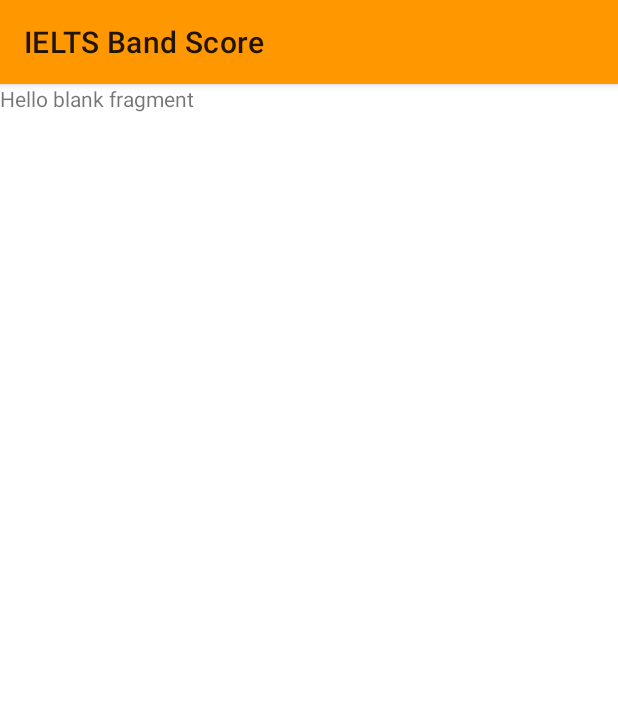
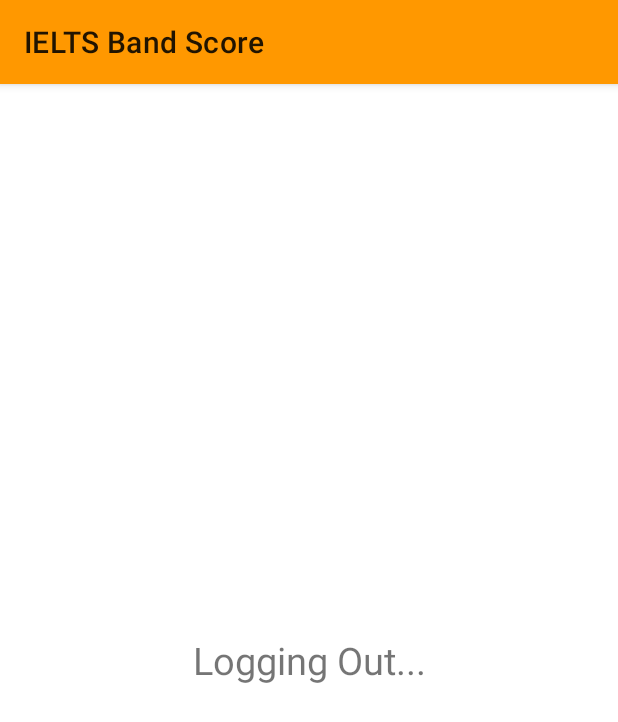
Before and after one commit to shahsamir97/IELTS_Band_Score, an Android app: the fragment Logout shown on its own in the app's theme, on a phone screen of 412 x 824 dp. Shown: the top 722 px of the screen. Run offline under Robolectric (Android 15) with nearby library versions, the phone set to English and light mode, and no system bars; our stand-ins replace Firebase (no records; nobody signed in at launch, a user with empty details on screens opened directly); 1 statement that could not run was skipped.

Commit message:
Code version updated

```diff
--- a/app/src/main/AndroidManifest.xml
+++ b/app/src/main/AndroidManifest.xml
@@ -3,7 +3,6 @@
     package="com.test.ieltsmarkstoband">
 
     <uses-permission android:name="android.permission.INTERNET"/>
-    <uses-permission android:name="android.permission.GET_ACCOUNTS"/>
 
     <application
         android:allowBackup="true"
--- a/app/src/main/res/layout/fragment_logout.xml
+++ b/app/src/main/res/layout/fragment_logout.xml
@@ -1,14 +1,21 @@
 <?xml version="1.0" encoding="utf-8"?>
-<FrameLayout xmlns:android="http://schemas.android.com/apk/res/android"
+<androidx.constraintlayout.widget.ConstraintLayout xmlns:android="http://schemas.android.com/apk/res/android"
     xmlns:tools="http://schemas.android.com/tools"
     android:layout_width="match_parent"
     android:layout_height="match_parent"
+    xmlns:app="http://schemas.android.com/apk/res-auto"
     tools:context=".ui.Logout">
 
-    <!-- TODO: Update blank fragment layout -->
+
     <TextView
-        android:layout_width="match_parent"
-        android:layout_height="match_parent"
-        android:text="@string/hello_blank_fragment" />
+        android:id="@+id/textView11"
+        android:layout_width="wrap_content"
+        android:layout_height="wrap_content"
+        android:text="Logging Out..."
+        android:textSize="25sp"
+        app:layout_constraintBottom_toBottomOf="parent"
+        app:layout_constraintEnd_toEndOf="parent"
+        app:layout_constraintStart_toStartOf="parent"
+        app:layout_constraintTop_toTopOf="parent" />
 
-</FrameLayout>
+</androidx.constraintlayout.widget.ConstraintLayout>
```
Also changed, not shown: app/src/main/java/com/test/ieltsmarkstoband/Login/LoginAndRegister.kt (+6 -5 lines), app/src/main/java/com/test/ieltsmarkstoband/ui/Logout.kt (+1 -1 lines), app/src/main/res/layout/activity_login_and_register.xml (+0 -10 lines).
